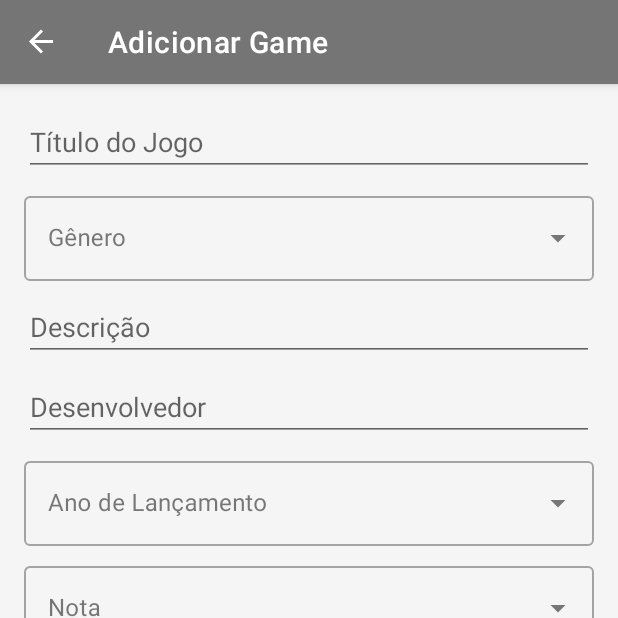
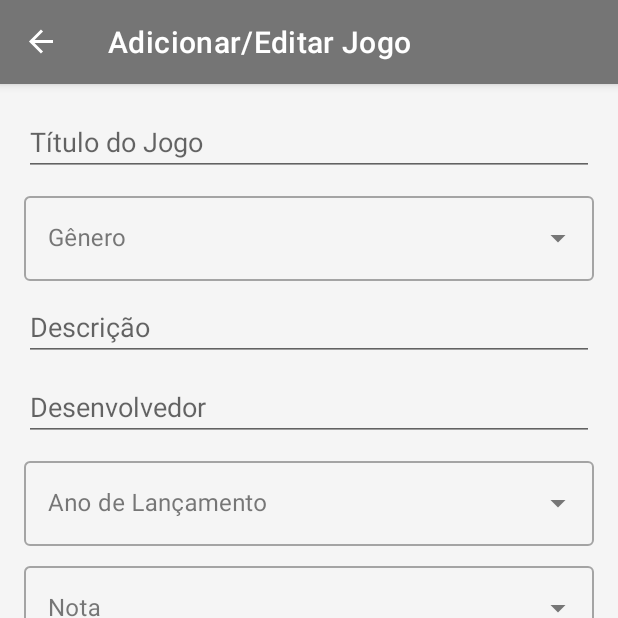
Before and after one commit to filipemagnuss/ASTecMoveis, an Android app: the FormGameFragment screen opened through its navigation route, on a phone screen of 412 x 824 dp, the top half of it. Run offline under Robolectric (Android 15) with nearby library versions, the phone set to English and light mode, and no system bars; our stand-ins replace Room's generated code, data binding, navigation-ui.

Commit message:
AS COMPLETA

```diff
--- a/app/src/main/java/com/example/astecmoveis/data/local/entities/GameEntity.kt
+++ b/app/src/main/java/com/example/astecmoveis/data/local/entities/GameEntity.kt
@@ -17,5 +17,5 @@ data class GameEntity(
     val releaseYear: Int,
     val rating: Double,
     val isPlayed: Boolean = false,
-    val createdAt: String = System.currentTimeMillis().toString(),
+    val createdAt: String = System.currentTimeMillis().toString()
 ) : Parcelable
--- a/app/src/main/java/com/example/astecmoveis/ui/adapter/GameAdapter.kt
+++ b/app/src/main/java/com/example/astecmoveis/ui/adapter/GameAdapter.kt
@@ -7,11 +7,12 @@ import com.example.astecmoveis.data.local.entities.GameEntity
 class GameAdapter(
     private val onItemClick: (GameEntity) -> Unit,
     private val onTogglePlayed: (GameEntity) -> Unit,
-    private val onDeleteClick: (GameEntity) -> Unit
+    private val onDeleteClick: (GameEntity) -> Unit,
+    private val onEditClick: (GameEntity) -> Unit // Callback para edição
 ) : ListAdapter<GameEntity, GameViewHolder>(GameDiffCallback()) {
 
     override fun onCreateViewHolder(parent: ViewGroup, viewType: Int): GameViewHolder {
-        return GameViewHolder.from(parent, onItemClick, onTogglePlayed, onDeleteClick)
+        return GameViewHolder.from(parent, onItemClick, onTogglePlayed, onDeleteClick, onEditClick)
     }
 
     override fun onBindViewHolder(holder: GameViewHolder, position: Int) {
--- a/app/src/main/java/com/example/astecmoveis/ui/fragments/ListGamesFragment.kt
+++ b/app/src/main/java/com/example/astecmoveis/ui/fragments/ListGamesFragment.kt
@@ -10,12 +10,12 @@ import androidx.fragment.app.viewModels
 import androidx.lifecycle.lifecycleScope
 import androidx.navigation.fragment.findNavController
 import androidx.recyclerview.widget.LinearLayoutManager
-import com.example.astecmoveis.R // Importe o R para acessar os IDs
+import com.example.astecmoveis.R
 import com.example.astecmoveis.databinding.FragmentListGamesBinding
 import com.example.astecmoveis.ui.adapter.GameAdapter
 import com.example.astecmoveis.ui.viewmodel.GameViewModel
-import com.example.astecmoveis.ui.viewmodel.GameViewModelFactory // Importe a Factory
-import kotlinx.coroutines.flow.collectLatest // Usar collectLatest para StateFlow
+import com.example.astecmoveis.ui.viewmodel.GameViewModelFactory
+import kotlinx.coroutines.flow.collectLatest
 import kotlinx.coroutines.launch
 
 class ListGamesFragment : Fragment() {
@@ -23,9 +23,8 @@ class ListGamesFragment : Fragment() {
     private var _binding: FragmentListGamesBinding? = null
     private val binding get() = _binding!!
 
-    // Usando uma Factory para injetar o repositório no ViewModel
     private val viewModel: GameViewModel by viewModels {
-        GameViewModelFactory(requireActivity().application) // Passa o Application para a Factory
+        GameViewModelFactory(requireActivity().application)
     }
     private lateinit var adapter: GameAdapter
 
@@ -42,23 +41,19 @@ class ListGamesFragment : Fragment() {
 
         setupRecyclerView()
 
-        // Coleta o StateFlow de jogos do ViewModel e submete à lista do adaptador
         lifecycleScope.launch {
-            viewModel.games.collectLatest { games -> // Usar collectLatest para StateFlow
+            viewModel.games.collectLatest { games ->
                 adapter.submitList(games)
             }
         }
 
-        // Observa mensagens do ViewModel (sucesso/erro)
         viewModel.message.observe(viewLifecycleOwner) { message ->
             Toast.makeText(requireContext(), message, Toast.LENGTH_SHORT).show()
         }
 
-        // Corrigido o ID do FAB
-        binding.fabAdd.setOnClickListener { // Era fabAddGame no código original
-            findNavController().navigate(
-                R.id.action_listGamesFragment_to_formGameFragment // Verifique o nav_graph para o ID correto
-            )
+        binding.fabAdd.setOnClickListener {
+            val action = ListGamesFragmentDirections.actionListGamesFragmentToFormGameFragment()
+            findNavController().navigate(action)
         }
     }
 
@@ -69,14 +64,19 @@ class ListGamesFragment : Fragment() {
                     .actionListGamesFragmentToDetailsGameFragment(game)
                 findNavController().navigate(action)
             },
-            onTogglePlayed = { game -> // Adicionado o callback para alternar status
+            onTogglePlayed = { game ->
                 viewModel.togglePlayedStatus(game.id, game.isPlayed)
             },
-            onDeleteClick = { game -> // Adicionado o callback para deletar
+            onDeleteClick = { game ->
                 viewModel.deleteGame(game)
+            },
+            onEditClick = { game -> // Navega para a edição
+                val action = ListGamesFragmentDirections
+                    .actionListGamesFragmentToFormGameFragment(game)
+                findNavController().navigate(action)
             }
         )
-        binding.rvGames.layoutManager = LinearLayoutManager(requireContext()) // Era recyclerGames
+        binding.rvGames.layoutManager = LinearLayoutManager(requireContext())
         binding.rvGames.adapter = adapter
     }
 
--- a/app/src/main/res/navigation/nav_graph.xml
+++ b/app/src/main/res/navigation/nav_graph.xml
@@ -23,8 +23,8 @@
         android:name="com.example.astecmoveis.ui.fragments.DetailsGameFragment"
         android:label="Detalhes do Game" >
         <action
-            android:id="@+id/action_detailsGameFragment_to_listGamesFragment"
-            app:destination="@id/listGamesFragment" />
+            android:id="@+id/action_detailsGameFragment_to_formGameFragment"
+            app:destination="@id/formGameFragment" />
         <argument
             android:name="game"
             app:argType="com.example.astecmoveis.data.local.entities.GameEntity" />
@@ -33,9 +33,16 @@
     <fragment
         android:id="@+id/formGameFragment"
         android:name="com.example.astecmoveis.ui.fragments.FormGameFragment"
-        android:label="Adicionar Game" >
+        android:label="Adicionar/Editar Jogo" >
         <action
             android:id="@+id/action_formGameFragment_to_listGamesFragment"
-            app:destination="@id/listGamesFragment" />
+            app:destination="@id/listGamesFragment"
+            app:popUpTo="@id/listGamesFragment"
+            app:popUpToInclusive="true"/>
+        <argument
+            android:name="game"
+            app:argType="com.example.astecmoveis.data.local.entities.GameEntity"
+            app:nullable="true"
+            android:defaultValue="@null" />
     </fragment>
 </navigation>
```
Also changed, not shown: app/src/main/java/com/example/astecmoveis/data/mappers/GameMapper.kt (deleted, +0 -62 lines), app/src/main/java/com/example/astecmoveis/ui/adapter/GameViewHolder.kt (+9 -5 lines), app/src/main/java/com/example/astecmoveis/ui/fragments/FormGameFragment.kt (+56 -36 lines), app/src/main/res/layout/game_item_list.xml (+10 -0 lines), app/src/main/java/com/example/astecmoveis/ui/fragments/DetailsGameFragment.kt (line endings or trailing spaces).
